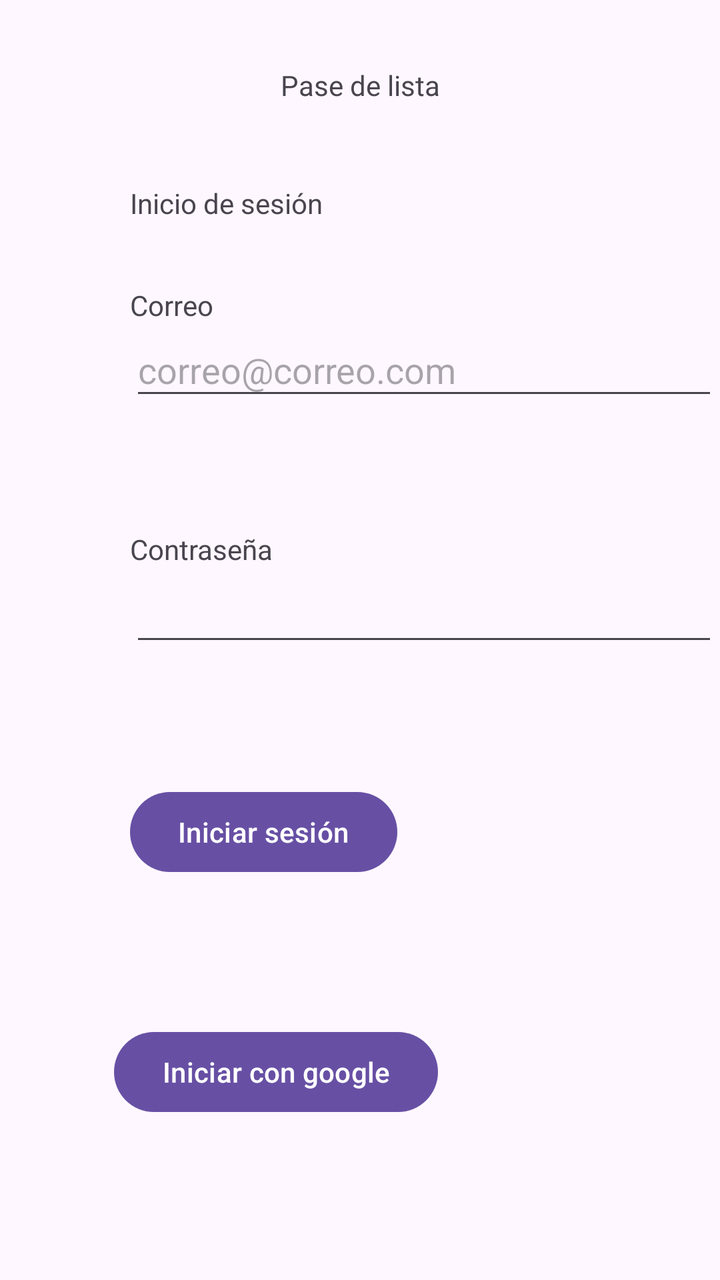
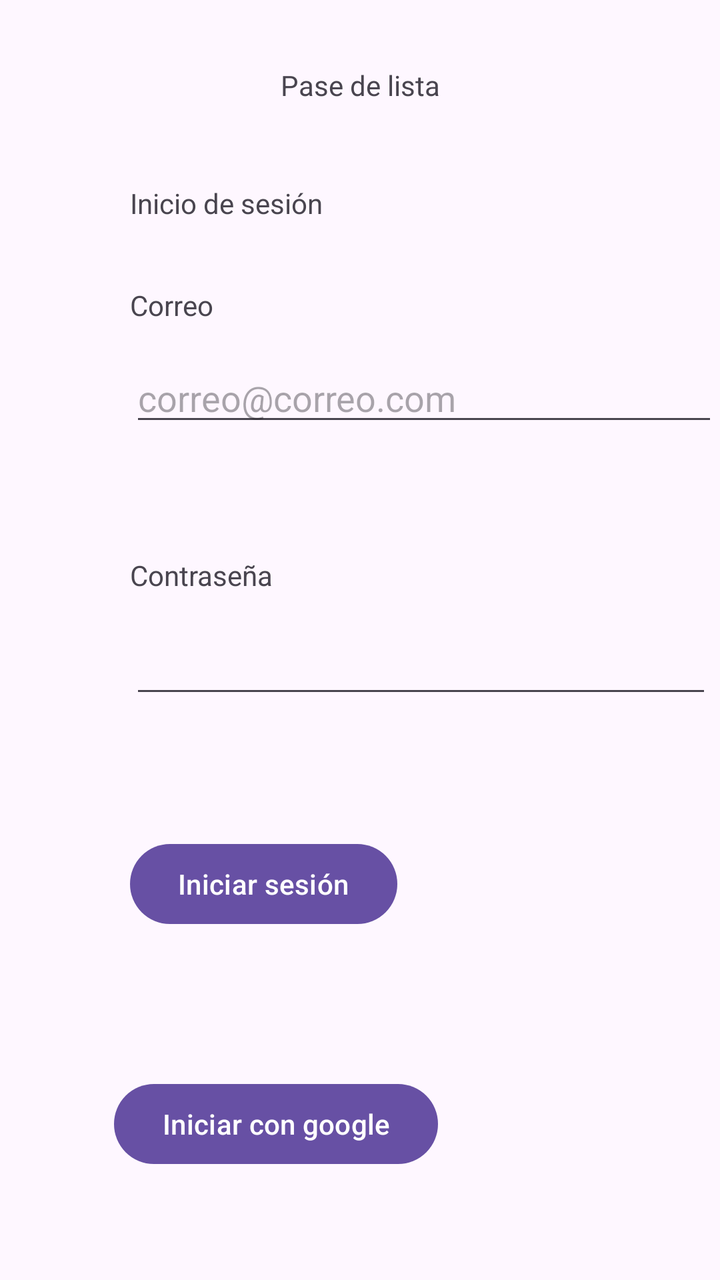

Before-and-after screenshots of an Android layout around one commit, followed by the original layout XML and the change that was made.
<!-- AndroidManifest.xml: application theme Theme.PaseDeLista -->
<!-- res/layout/activity_main.xml -->
<?xml version="1.0" encoding="utf-8"?>
<androidx.constraintlayout.widget.ConstraintLayout xmlns:android="http://schemas.android.com/apk/res/android"
    xmlns:app="http://schemas.android.com/apk/res-auto"
    xmlns:tools="http://schemas.android.com/tools"
    android:id="@+id/main"
    android:layout_width="match_parent"
    android:layout_height="match_parent"
    android:onClick="iniciarSesionConGoogle"
    android:padding="15px"
    tools:context=".MainActivity">

    <TextView
        android:id="@+id/textView2"
        android:layout_width="wrap_content"
        android:layout_height="wrap_content"
        android:text="Pase de lista"
        app:layout_constraintBottom_toBottomOf="parent"
        app:layout_constraintEnd_toEndOf="parent"
        app:layout_constraintStart_toStartOf="parent"
        app:layout_constraintTop_toTopOf="parent"
        app:layout_constraintVertical_bias="0.046" />

    <TextView
        android:id="@+id/textView"
        android:layout_width="wrap_content"
        android:layout_height="wrap_content"
        android:layout_marginStart="60dp"
        android:layout_marginTop="40dp"
        android:text="Inicio de sesión"
        app:layout_constraintStart_toStartOf="parent"
        app:layout_constraintTop_toBottomOf="@+id/textView2" />

    <TextView
        android:id="@+id/textView3"
        android:layout_width="wrap_content"
        android:layout_height="wrap_content"
        android:layout_marginStart="60dp"
        android:layout_marginTop="32dp"
        android:text="Correo"
        app:layout_constraintStart_toStartOf="parent"
        app:layout_constraintTop_toBottomOf="@+id/textView" />

    <EditText
        android:id="@+id/editTextCorreo"
        android:layout_width="332dp"
        android:layout_height="43dp"
        android:layout_marginStart="60dp"
        android:ems="10"
        android:hint="correo@correo.com"
        android:inputType="text"
        app:layout_constraintStart_toStartOf="parent"
        app:layout_constraintTop_toBottomOf="@+id/textView3" />

    <TextView
        android:id="@+id/textView4"
        android:layout_width="wrap_content"
        android:layout_height="wrap_content"
        android:layout_marginStart="60dp"
        android:layout_marginTop="60dp"
        android:text="Contraseña"
        app:layout_constraintStart_toStartOf="parent"
        app:layout_constraintTop_toBottomOf="@+id/editTextCorreo" />

    <EditText
        android:id="@+id/editTextContrasenia"
        android:layout_width="317dp"
        android:layout_height="44dp"
        android:layout_marginStart="60dp"
        android:ems="10"
        android:inputType="numberPassword"
        app:layout_constraintStart_toStartOf="parent"
        app:layout_constraintTop_toBottomOf="@+id/textView4" />

    <Button
        android:id="@+id/button"
        android:layout_width="wrap_content"
        android:layout_height="wrap_content"
        android:layout_marginStart="60dp"
        android:layout_marginTop="64dp"
        android:onClick="iniciarSesion"
        android:text="Iniciar sesión"
        app:layout_constraintStart_toStartOf="parent"
        app:layout_constraintTop_toBottomOf="@+id/editTextContrasenia" />

    <Button
        android:id="@+id/button3"
        android:layout_width="wrap_content"
        android:layout_height="wrap_content"
        android:layout_marginStart="52dp"
        android:layout_marginTop="72dp"
        android:text="Iniciar con google"
        app:layout_constraintStart_toStartOf="parent"
        app:layout_constraintTop_toBottomOf="@+id/button" />

</androidx.constraintlayout.widget.ConstraintLayout>
<!-- resources referenced by this layout -->
<resources>
  <style name="Theme.PaseDeLista" parent="Base.Theme.PaseDeLista" />
  <style name="Base.Theme.PaseDeLista" parent="Theme.Material3.DayNight.NoActionBar">
          
          
      </style>
</resources>

<!-- the commit's change to res/layout/activity_main.xml (unified diff, before → after) -->
@@ -42,9 +42,10 @@
 
     <EditText
         android:id="@+id/editTextCorreo"
-        android:layout_width="332dp"
-        android:layout_height="43dp"
+        android:layout_width="294dp"
+        android:layout_height="40dp"
         android:layout_marginStart="60dp"
+        android:layout_marginTop="16dp"
         android:ems="10"
         android:hint="correo@correo.com"
         android:inputType="text"
@@ -63,9 +64,10 @@
 
     <EditText
         android:id="@+id/editTextContrasenia"
-        android:layout_width="317dp"
-        android:layout_height="44dp"
+        android:layout_width="291dp"
+        android:layout_height="41dp"
         android:layout_marginStart="60dp"
+        android:layout_marginTop="16dp"
         android:ems="10"
         android:inputType="numberPassword"
         app:layout_constraintStart_toStartOf="parent"
